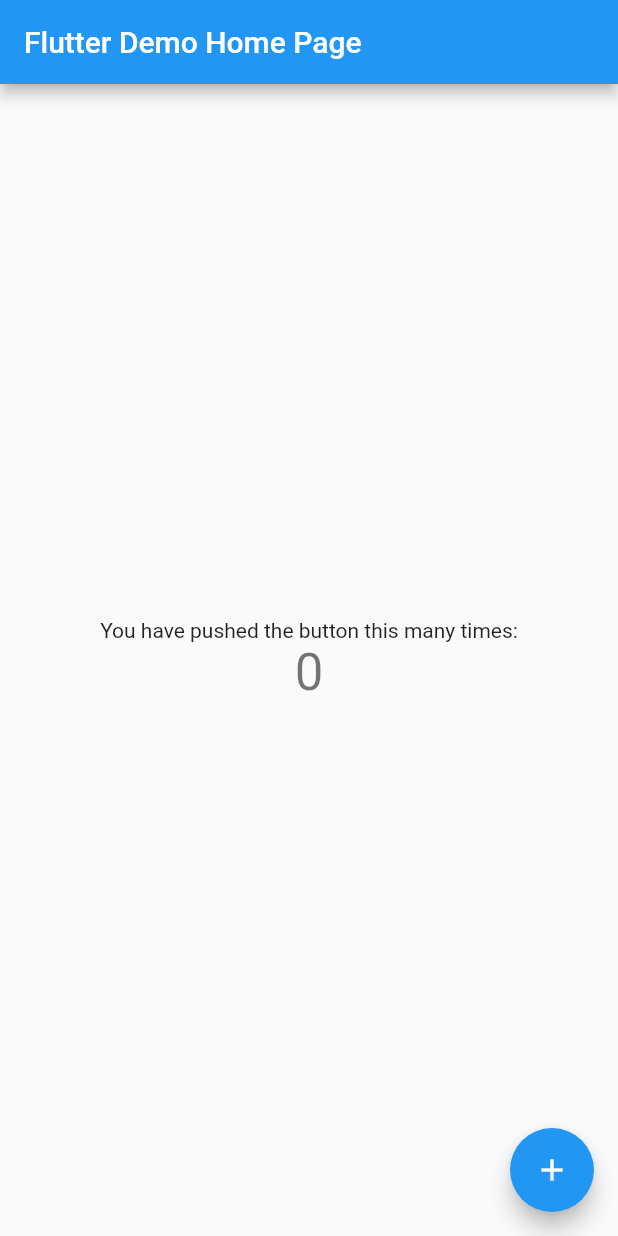
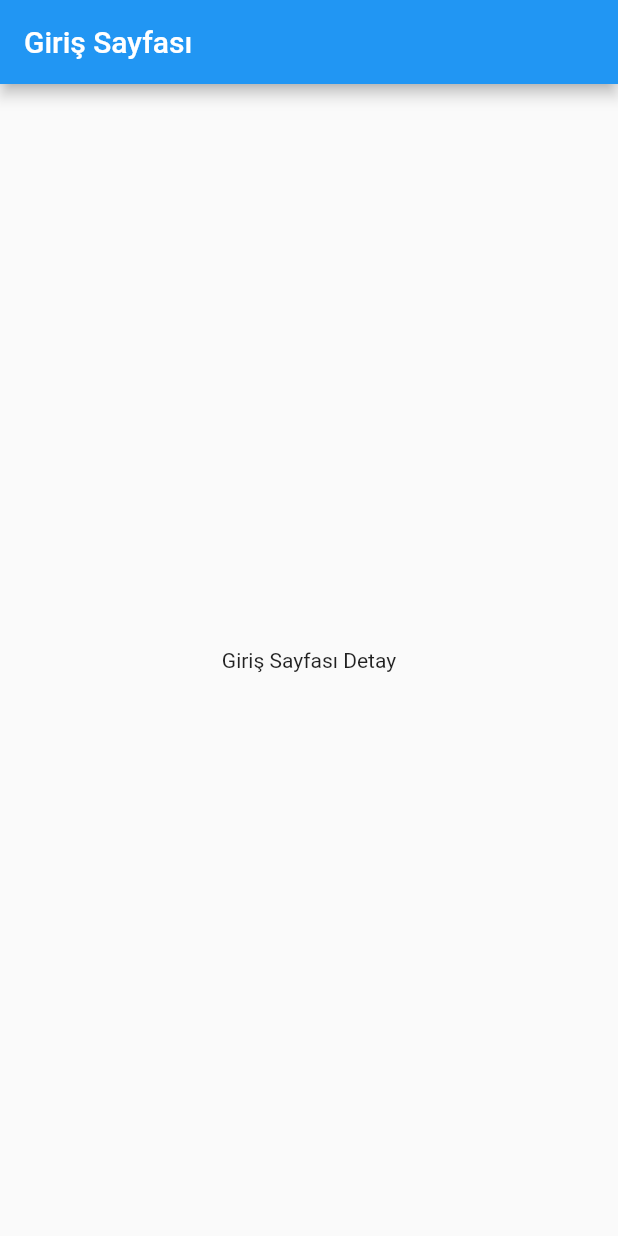
Before and after one commit to Application101/kampuste-ne-yenir-, a Flutter app: the screen it shows after launch, on a phone screen of 412 x 824 dp. Run offline on Flutter 3.47's test engine with Material 2 defaults, Android fonts, the phone set to English and light mode, and no system bars.

Commit message:
Added home page

```diff
--- /dev/null
+++ b/lib/home.dart
@@ -0,0 +1,17 @@
+import 'package:flutter/material.dart';
+
+class Home extends StatelessWidget {
+  const Home({Key? key}) : super(key: key);
+
+  @override
+  Widget build(BuildContext context) {
+
+   return Scaffold(
+     appBar: AppBar(
+       title: const Text("Giriş Sayfası"),
+     ),
+     body: Center(child: Text("Giriş Sayfası Detay")),
+   );
+  }
+
+}
--- a/lib/main.dart
+++ b/lib/main.dart
@@ -1,4 +1,5 @@
 import 'package:flutter/material.dart';
+import 'home.dart';
 
 void main() {
   runApp(const MyApp());
@@ -7,109 +8,14 @@ void main() {
 class MyApp extends StatelessWidget {
   const MyApp({Key? key}) : super(key: key);
 
-  // This widget is the root of your application.
   @override
   Widget build(BuildContext context) {
     return MaterialApp(
       title: 'Flutter Demo',
       theme: ThemeData(
-        // This is the theme of your application.
-        //
-        // Try running your application with "flutter run". You'll see the
-        // application has a blue toolbar. Then, without quitting the app, try
-        // changing the primarySwatch below to Colors.green and then invoke
-        // "hot reload" (press "r" in the console where you ran "flutter run",
-        // or simply save your changes to "hot reload" in a Flutter IDE).
-        // Notice that the counter didn't reset back to zero; the application
-        // is not restarted.
         primarySwatch: Colors.blue,
       ),
-      home: const MyHomePage(title: 'Flutter Demo Home Page'),
+      home: const Home(),
     );
   }
 }
-
-class MyHomePage extends StatefulWidget {
-  const MyHomePage({Key? key, required this.title}) : super(key: key);
-
-  // This widget is the home page of your application. It is stateful, meaning
-  // that it has a State object (defined below) that contains fields that affect
-  // how it looks.
-
-  // This class is the configuration for the state. It holds the values (in this
-  // case the title) provided by the parent (in this case the App widget) and
-  // used by the build method of the State. Fields in a Widget subclass are
-  // always marked "final".
-
-  final String title;
-
-  @override
-  State<MyHomePage> createState() => _MyHomePageState();
-}
-
-class _MyHomePageState extends State<MyHomePage> {
-  int _counter = 0;
-
-  void _incrementCounter() {
-    setState(() {
-      // This call to setState tells the Flutter framework that something has
-      // changed in this State, which causes it to rerun the build method below
-      // so that the display can reflect the updated values. If we changed
-      // _counter without calling setState(), then the build method would not be
-      // called again, and so nothing would appear to happen.
-      _counter++;
-    });
-  }
-
-  @override
-  Widget build(BuildContext context) {
-    // This method is rerun every time setState is called, for instance as done
-    // by the _incrementCounter method above.
-    //
-    // The Flutter framework has been optimized to make rerunning build methods
-    // fast, so that you can just rebuild anything that needs updating rather
-    // than having to individually change instances of widgets.
-    return Scaffold(
-      appBar: AppBar(
-        // Here we take the value from the MyHomePage object that was created by
-        // the App.build method, and use it to set our appbar title.
-        title: Text(widget.title),
-      ),
-      body: Center(
-        // Center is a layout widget. It takes a single child and positions it
-        // in the middle of the parent.
-        child: Column(
-          // Column is also a layout widget. It takes a list of children and
-          // arranges them vertically. By default, it sizes itself to fit its
-          // children horizontally, and tries to be as tall as its parent.
-          //
-          // Invoke "debug painting" (press "p" in the console, choose the
-          // "Toggle Debug Paint" action from the Flutter Inspector in Android
-          // Studio, or the "Toggle Debug Paint" command in Visual Studio Code)
-          // to see the wireframe for each widget.
-          //
-          // Column has various properties to control how it sizes itself and
-          // how it positions its children. Here we use mainAxisAlignment to
-          // center the children vertically; the main axis here is the vertical
-          // axis because Columns are vertical (the cross axis would be
-          // horizontal).
-          mainAxisAlignment: MainAxisAlignment.center,
-          children: <Widget>[
-            const Text(
-              'You have pushed the button this many times:',
-            ),
-            Text(
-              '$_counter',
-              style: Theme.of(context).textTheme.headline4,
-            ),
-          ],
-        ),
-      ),
-      floatingActionButton: FloatingActionButton(
-        onPressed: _incrementCounter,
-        tooltip: 'Increment',
-        child: const Icon(Icons.add),
-      ), // This trailing comma makes auto-formatting nicer for build methods.
-    );
-  }
-}
```
